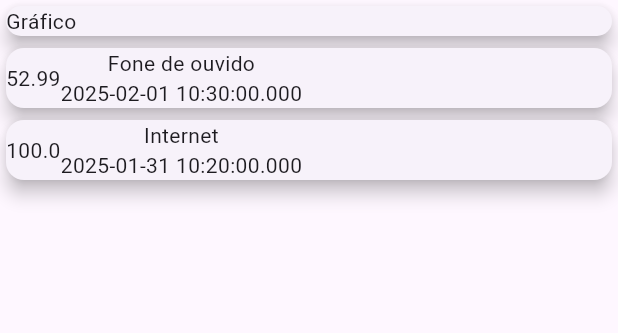
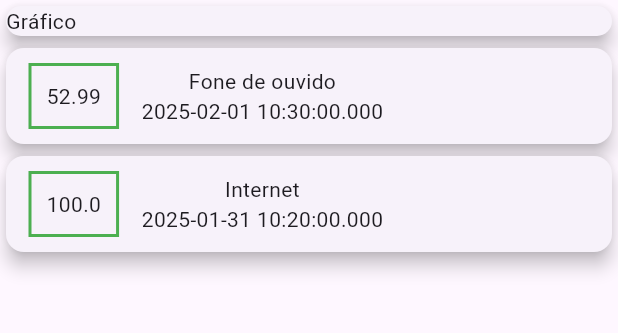
Before and after one commit to mateusalmeiida/despesas-pessoais-flutter, a Flutter app: the screen it shows after launch, on a phone screen of 412 x 824 dp, the part 84-417 px from its top. Run offline on Flutter 3.47's test engine with Material 3 defaults, Android fonts, the light colour scheme and no system bars.

Commit message:
Adição de estilo no container de preço da transação

```diff
--- a/lib/main.dart
+++ b/lib/main.dart
@@ -53,6 +53,11 @@ class MyHomePage extends StatelessWidget {
                   child: Row(
                     children: [
                       Container(
+                        margin:
+                            EdgeInsets.symmetric(horizontal: 15, vertical: 10),
+                        decoration: BoxDecoration(
+                            border: Border.all(color: Colors.green, width: 2)),
+                        padding: EdgeInsets.all(10),
                         child: Text(tr.value.toString()),
                       ),
                       Column(
```
